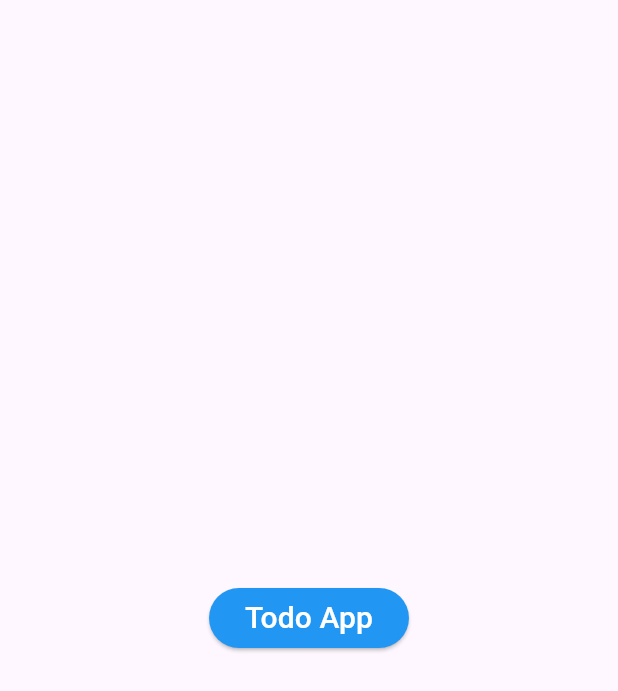
After one commit to LordOlumide/todo_bootcamp, a Flutter app: the ChoiceScreen screen opened directly, on a phone screen of 412 x 824 dp. The commit adds this screen. Shown: the top 691 px of the screen. Run offline on Flutter 3.47's test engine with Material 3 defaults, Android fonts, the phone set to English and light mode, and no system bars.

Commit message:
todo changing working

```diff
--- a/lib/models/todo_model.dart
+++ b/lib/models/todo_model.dart
@@ -1,6 +1,9 @@
 class Todo {
   final String content;
-  final bool isDone;
+  // final bool isDone;
 
-  const Todo({required this.content, required this.isDone});
+  const Todo({
+    required this.content,
+    // required this.isDone,
+  });
 }
--- /dev/null
+++ b/lib/screens/choice_screen.dart
@@ -0,0 +1,33 @@
+import 'package:bootcamp_1/screens/todo_splash_screen.dart';
+import 'package:flutter/material.dart';
+
+class ChoiceScreen extends StatelessWidget {
+  const ChoiceScreen({super.key});
+
+  @override
+  Widget build(BuildContext context) {
+    return Scaffold(
+      body: Center(
+        child: Column(
+          crossAxisAlignment: CrossAxisAlignment.center,
+          mainAxisAlignment: MainAxisAlignment.center,
+          children: [
+            ElevatedButton(
+              style: ButtonStyle(
+                backgroundColor: WidgetStatePropertyAll(Colors.blue),
+                foregroundColor: WidgetStatePropertyAll(Colors.white),
+              ),
+              onPressed: () {
+                Navigator.push(
+                  context,
+                  MaterialPageRoute(builder: (context) => TodoSplashScreen()),
+                );
+              },
+              child: Text('Todo App', style: TextStyle(fontSize: 20),),
+            ),
+          ],
+        ),
+      ),
+    );
+  }
+}
--- a/lib/screens/splash_screen.dart
+++ b/lib/screens/todo_splash_screen.dart
@@ -1,9 +1,8 @@
-import 'package:bootcamp_1/screens/home_screen.dart';
 import 'package:bootcamp_1/screens/todo_screen.dart';
 import 'package:flutter/material.dart';
 
-class SplashScreen extends StatelessWidget {
-  const SplashScreen({super.key});
+class TodoSplashScreen extends StatelessWidget {
+  const TodoSplashScreen({super.key});
 
   @override
   Widget build(BuildContext context) {
```
Also changed, not shown: lib/main.dart (+2 -5 lines), lib/screens/home_screen.dart (deleted, +0 -66 lines), lib/screens/todo_screen.dart (+38 -7 lines), lib/widgets/todo_container.dart (+7 -3 lines).
